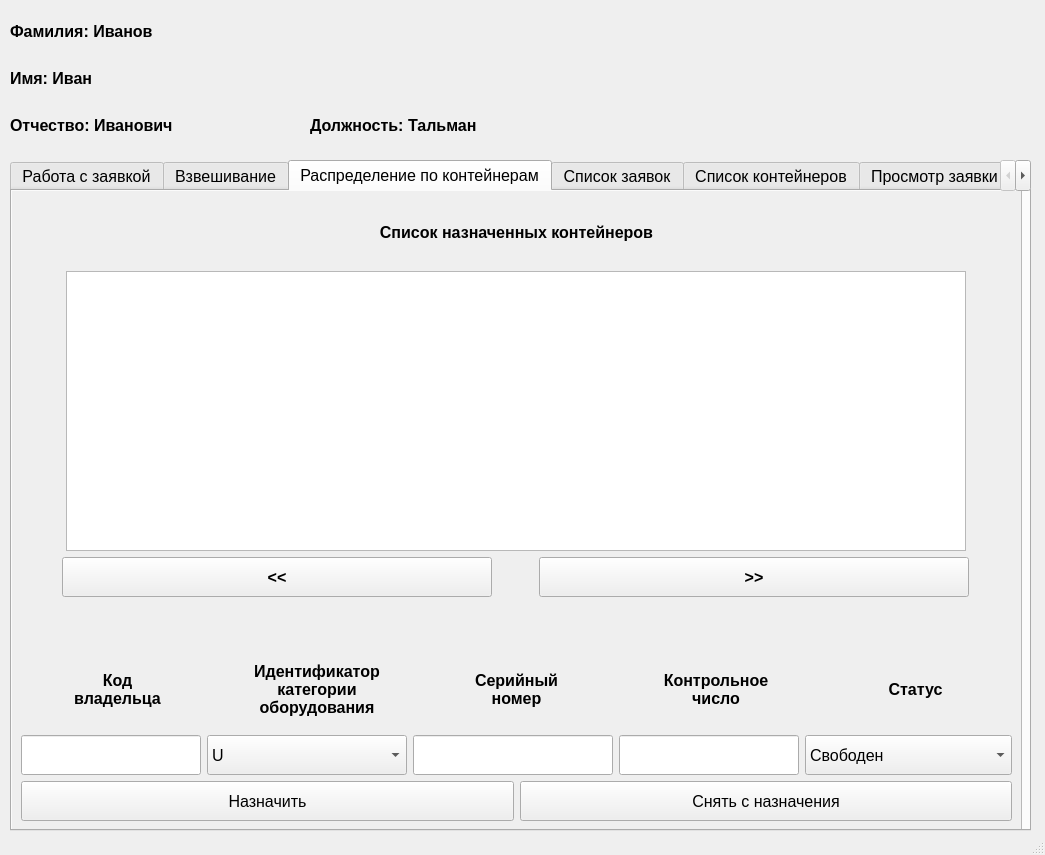
First picture: the form in storagewindow.ui, repository SevaKarlov2005/SeaportClient, before the edit.
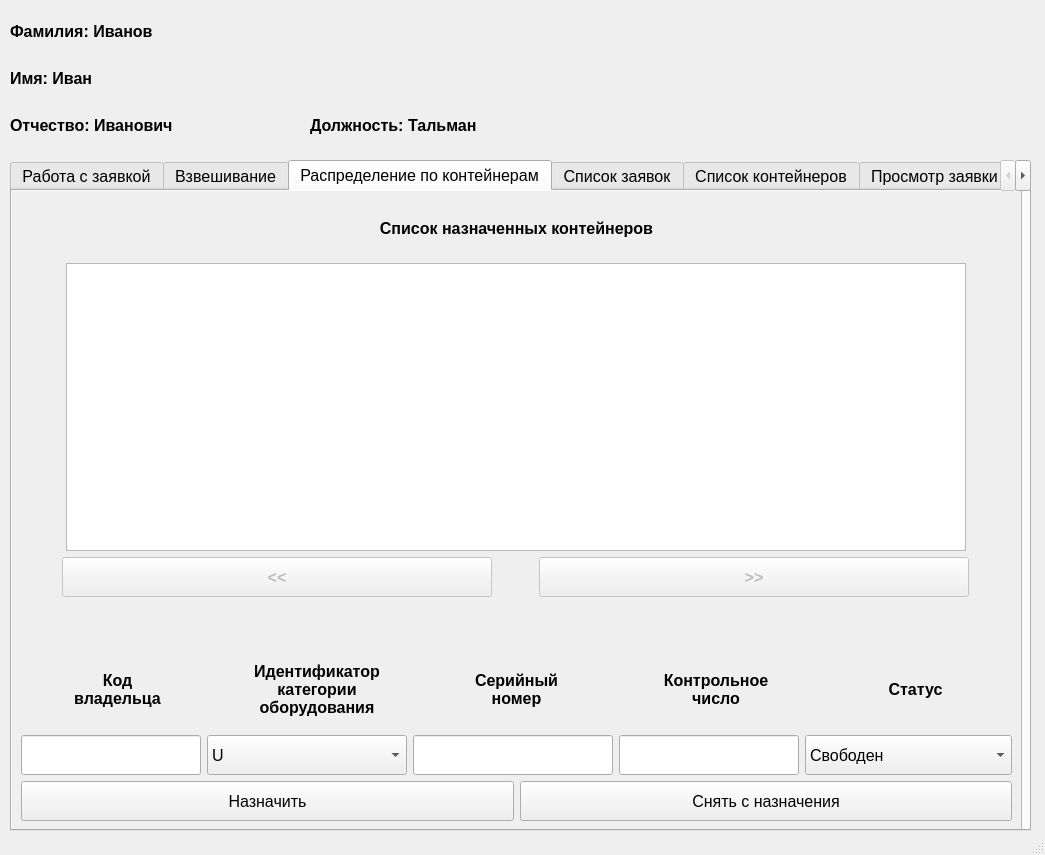
Second picture: the form after the edit. The open tabs and pages were chosen to show the change.

Commit message: Final StorageWindow class

The edit to the form file:
```diff
--- a/storagewindow.ui
+++ b/storagewindow.ui
@@ -1815,8 +1815,8 @@
         <rect>
          <x>0</x>
          <y>0</y>
-         <width>1009</width>
-         <height>639</height>
+         <width>992</width>
+         <height>642</height>
         </rect>
        </property>
        <layout class="QVBoxLayout" name="verticalLayout_2">
@@ -1849,13 +1849,13 @@
             <property name="minimumSize">
              <size>
               <width>900</width>
-              <height>280</height>
+              <height>288</height>
              </size>
             </property>
             <property name="maximumSize">
              <size>
               <width>900</width>
-              <height>280</height>
+              <height>288</height>
              </size>
             </property>
             <property name="font">
@@ -1880,6 +1880,9 @@
          <layout class="QHBoxLayout" name="horizontalLayout_130">
           <item>
            <widget class="QPushButton" name="case_assigned_left_button">
+            <property name="enabled">
+             <bool>false</bool>
+            </property>
             <property name="minimumSize">
              <size>
               <width>0</width>
@@ -1905,6 +1908,9 @@
           </item>
           <item>
            <widget class="QPushButton" name="case_assigned_right_button">
+            <property name="enabled">
+             <bool>false</bool>
+            </property>
             <property name="minimumSize">
              <size>
               <width>0</width>
```
Left out of the diff: 16 changed lines with no effect on the pictures. The commit also changes 2 other files.
